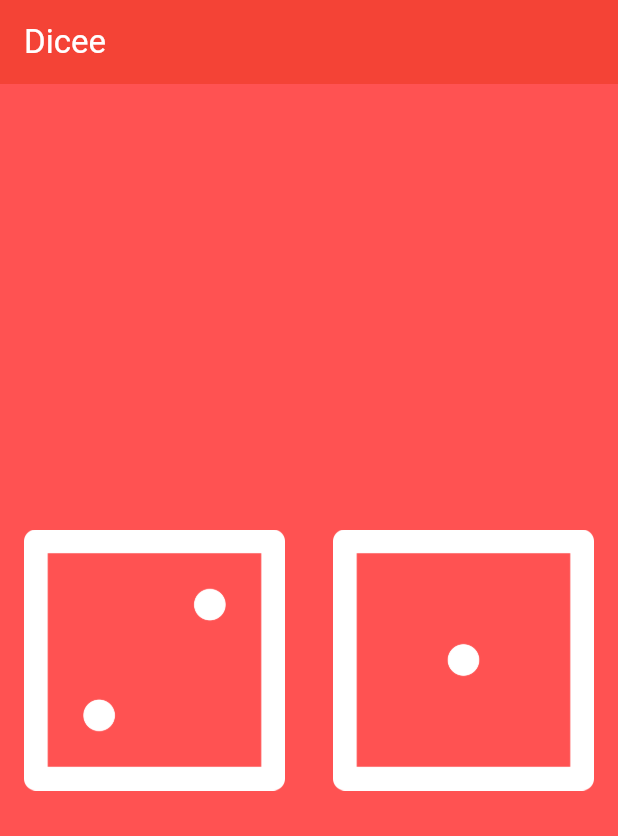
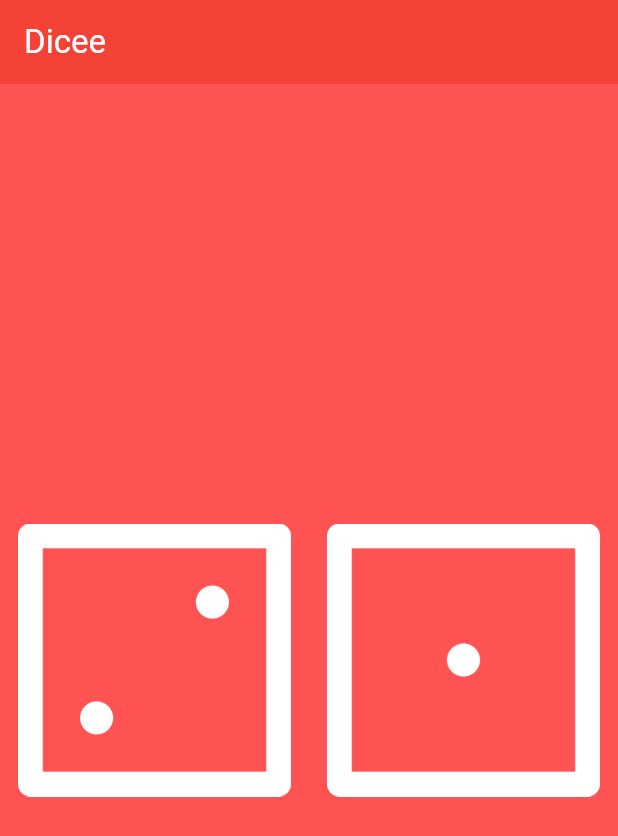
Before and after one commit to erjiale/flutter-practice, a Flutter app: the screen it shows after launch, on a phone screen of 412 x 824 dp. Shown: the top 836 px of the screen. Run offline on Flutter 3.47's test engine with Material 3 defaults, Android fonts, the phone set to English and light mode, and no system bars.

Commit message:
[Add]: text buttons to dices and onPressed functinos

```diff
--- a/dicee_flutter/lib/main.dart
+++ b/dicee_flutter/lib/main.dart
@@ -22,14 +22,18 @@ class DicePage extends StatelessWidget {
       child: Row(
         children: [
           Expanded(
-            child: Padding(
-              padding: EdgeInsets.all(16),
+            child: TextButton(
+              onPressed: () {
+                print("pressed left");
+              },
               child: Image.asset('images/dice2.png')
             ),
           ),
           Expanded(
-            child: Padding(
-              padding: EdgeInsets.all(16),
+            child: TextButton(
+              onPressed: () {
+                print("pressed right");
+              },
               child: Image.asset('images/dice1.png')
             ),
           ),
```
